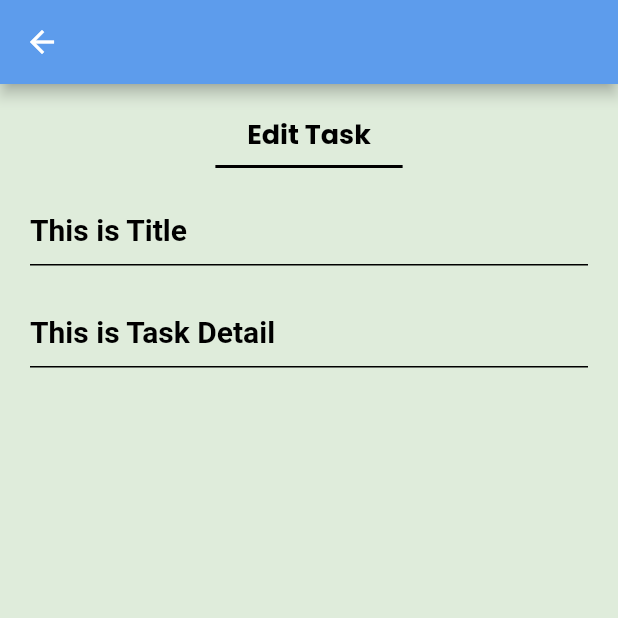
After one commit to heshamgasser/todo_app, a Flutter app: the EditTasksScreen screen opened by its route, on a phone screen of 412 x 824 dp, the top half of it. The commit adds this screen. Run offline on Flutter 3.47's test engine with Material 2 defaults, Android fonts, the phone set to English and light mode, and no system bars; our stand-ins replace calendar_timeline, cloud_firestore, firebase_core, flutter_slidable, google_fonts, shared_preferences; accounts and stored records are empty; generated files the repository leaves out were written again.

Commit message:
firebase add tasks and get tasks

```diff
--- a/lib/home_layout/home_layout.dart
+++ b/lib/home_layout/home_layout.dart
@@ -23,6 +23,12 @@ class HomeLayout extends StatelessWidget {
               AppLocalizations.of(context)!.todoList,
               style: Theme.of(context).textTheme.titleLarge,
             ),
+            actions: [
+              IconButton(
+                onPressed: () {},
+                icon: Icon(Icons.settings),
+              ),
+            ],
           ),
           bottomNavigationBar: BottomAppBar(
             color: Theme.of(context).colorScheme.onSurface,
--- a/lib/l10n/app_ar.arb
+++ b/lib/l10n/app_ar.arb
@@ -19,5 +19,6 @@
   "share": "مشاركة",
   "edit": "تحرير",
   "open": "فتح",
+  "editTask": "تحرير المهمة",
   "fieldRequired": "حقل إجباري"
 }
--- a/lib/l10n/app_en.arb
+++ b/lib/l10n/app_en.arb
@@ -19,5 +19,6 @@
   "share": "Share",
   "edit": "Edit",
   "open": "Open",
+  "editTask": "Edit Task",
   "fieldRequired": "Field Required"
 }
--- a/lib/main.dart
+++ b/lib/main.dart
@@ -6,6 +6,7 @@ import 'package:provider/provider.dart';
 import 'package:todo_app/firebase_options.dart';
 import 'package:todo_app/home_layout/home_layout.dart';
 import 'package:todo_app/provider/app_provider.dart';
+import 'package:todo_app/screens/edit_task_screen.dart';
 import 'package:todo_app/screens/setting_tab.dart';
 import 'package:todo_app/screens/task_tab.dart';
 import 'package:todo_app/shared/style/myThemeData.dart';
@@ -48,6 +49,7 @@ class TodoApp extends StatelessWidget {
         // SplashScreen.roteName:(context) => SplashScreen(),
         TaskTab.routeName: (context) => TaskTab(),
         SettingTab.routeName: (context) => const SettingTab(),
+        EditTasksScreen.routeName: (context) => EditTasksScreen(),
       },
     );
   }
--- /dev/null
+++ b/lib/screens/edit_task_screen.dart
@@ -0,0 +1,43 @@
+import 'package:flutter/material.dart';
+import 'package:flutter_gen/gen_l10n/app_localizations.dart';
+import 'package:todo_app/screens/widget/edit_tasks_widget/edit_task_text_field.dart';
+
+class EditTasksScreen extends StatelessWidget {
+  static const routeName = 'Edit Task Screen';
+
+  @override
+  Widget build(BuildContext context) {
+    return Scaffold(
+      appBar: AppBar(
+        leading: BackButton(),
+      ),
+      body: Container(
+        decoration: BoxDecoration(
+          borderRadius: BorderRadius.circular(20),
+        ),
+        child: Padding(
+          padding: const EdgeInsets.all(20.0),
+          child: Column(
+            children: [
+              Text(
+                AppLocalizations.of(context)!.editTask,
+                style: Theme.of(context).textTheme.bodyLarge,
+              ),
+              Divider(
+                color: Theme.of(context).colorScheme.surface,
+                thickness: 2,
+                indent: MediaQuery.of(context).size.width * .3,
+                endIndent: MediaQuery.of(context).size.width * .3,
+              ),
+              SizedBox(height: 10),
+              EditTextFormField(hintText: 'This is Title'),
+              SizedBox(height: 20),
+              EditTextFormField(hintText: 'This is Task Detail'),
+              SizedBox(height: 20),
+            ],
+          ),
+        ),
+      ),
+    );
+  }
+}
--- /dev/null
+++ b/lib/screens/widget/edit_tasks_widget/edit_task_text_field.dart
@@ -0,0 +1,32 @@
+import 'package:flutter/material.dart';
+
+class EditTextFormField extends StatelessWidget {
+  String hintText;
+
+  EditTextFormField({required this.hintText});
+
+  @override
+  Widget build(BuildContext context) {
+    return TextFormField(
+      decoration: InputDecoration(
+        border: UnderlineInputBorder(
+          borderSide: BorderSide(color: Theme.of(context).colorScheme.surface),
+        ),
+        focusedBorder: UnderlineInputBorder(
+          borderSide: BorderSide(color: Theme.of(context).colorScheme.surface),
+        ),
+        enabledBorder: UnderlineInputBorder(
+          borderSide: BorderSide(color: Theme.of(context).colorScheme.surface),
+        ),
+        errorBorder: UnderlineInputBorder(
+          borderSide: BorderSide(color: Theme.of(context).colorScheme.error),
+        ),
+        hintText: hintText,
+        hintStyle: Theme.of(context)
+            .textTheme
+            .bodyMedium!
+            .copyWith(color: Theme.of(context).colorScheme.surface),
+      ),
+    );
+  }
+}
```
Also changed, not shown: lib/provider/date_time_provider.dart (+87 -66 lines), lib/provider/task_provider.dart (deleted, +0 -18 lines), lib/screens/task_tab.dart (+40 -6 lines), lib/screens/widget/add_task_widgets/add_task.dart (+78 -37 lines), lib/screens/widget/add_task_widgets/custom_task_form_field.dart (+9 -5 lines), lib/screens/widget/add_task_widgets/dateTimeWidget.dart (+34 -31 lines), lib/screens/widget/task_listTile/task_widget.dart (+22 -8 lines), lib/shared/network/firebase/firebase_function.dart (added, +28 -0 lines).
